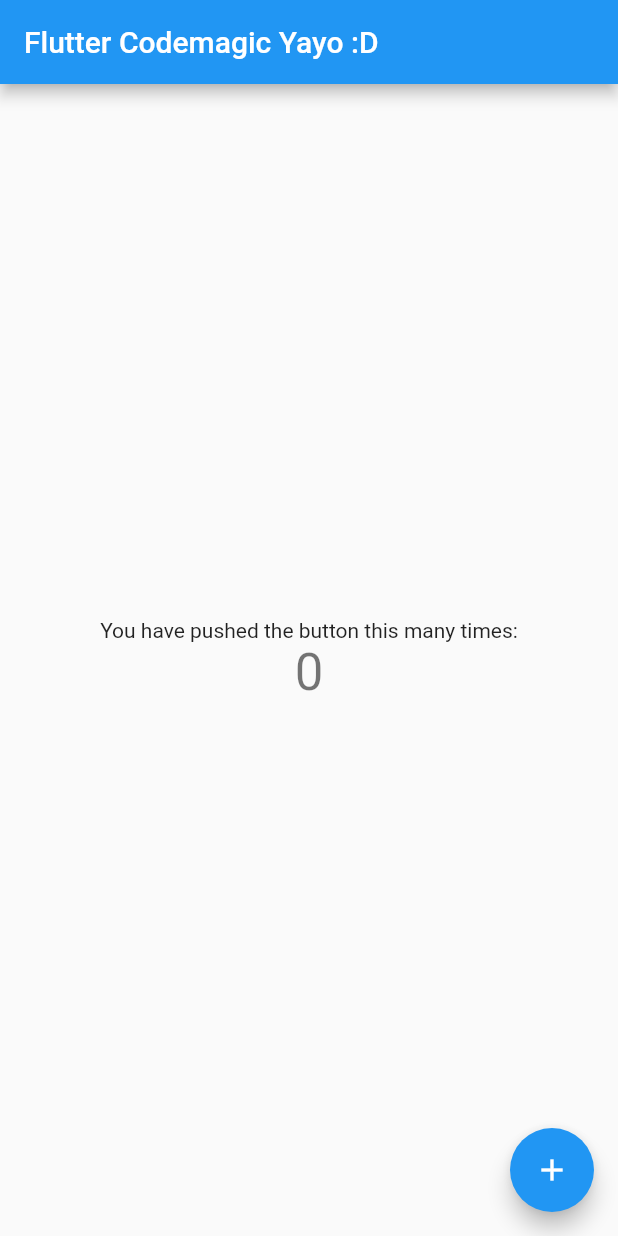
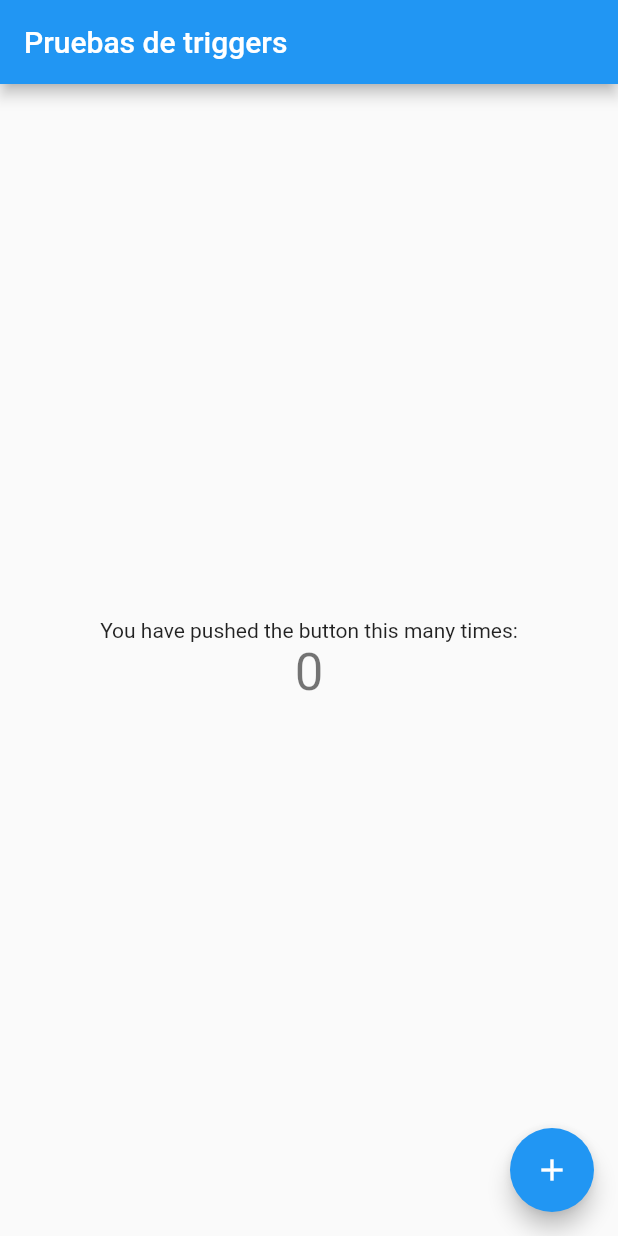
Before and after one commit to GerardoFloresSan/ExperimentoCodemagic, a Flutter app: the screen it shows after launch, on a phone screen of 412 x 824 dp. Run offline on Flutter 3.47's test engine with Material 2 defaults, Android fonts, the phone set to English and light mode, and no system bars.

Commit message:
First Push

```diff
--- a/lib/main.dart
+++ b/lib/main.dart
@@ -9,7 +9,7 @@ class MyApp extends StatelessWidget {
   @override
   Widget build(BuildContext context) {
     return MaterialApp(
-      title: 'Codemagic Deploy :D',
+      title: 'Primer push',
       theme: ThemeData(
         // This is the theme of your application.
         //
@@ -22,7 +22,7 @@ class MyApp extends StatelessWidget {
         // is not restarted.
         primarySwatch: Colors.blue,
       ),
-      home: MyHomePage(title: 'Flutter Codemagic Yayo :D'),
+      home: MyHomePage(title: 'Pruebas de triggers'),
     );
   }
 }
```
